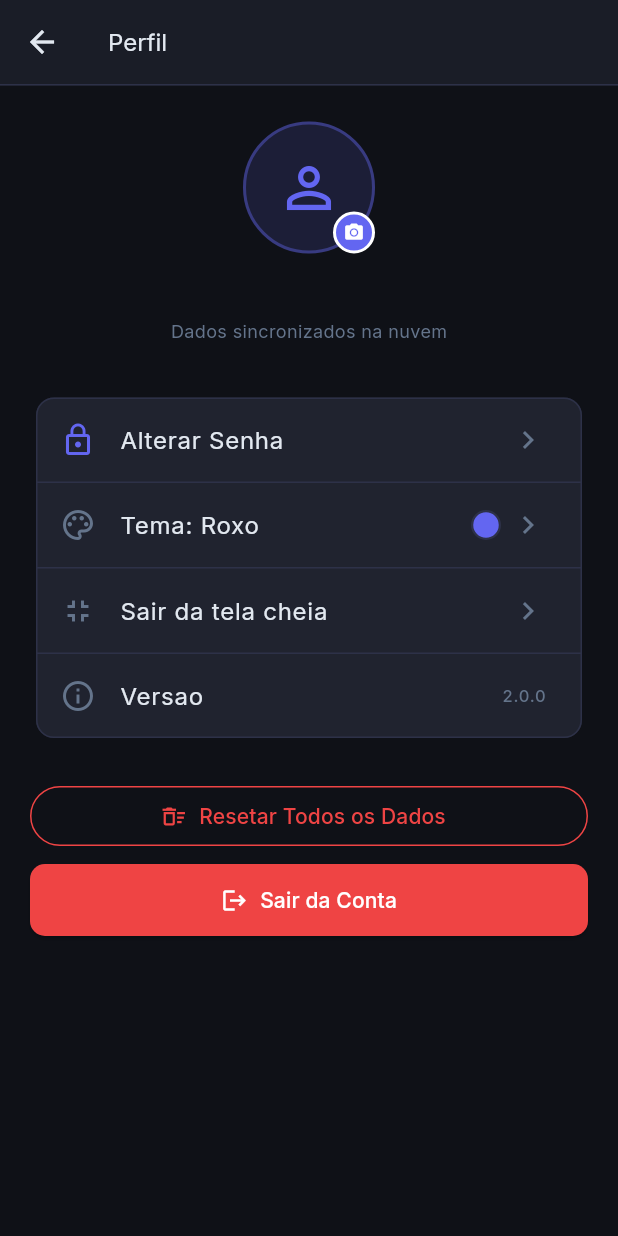
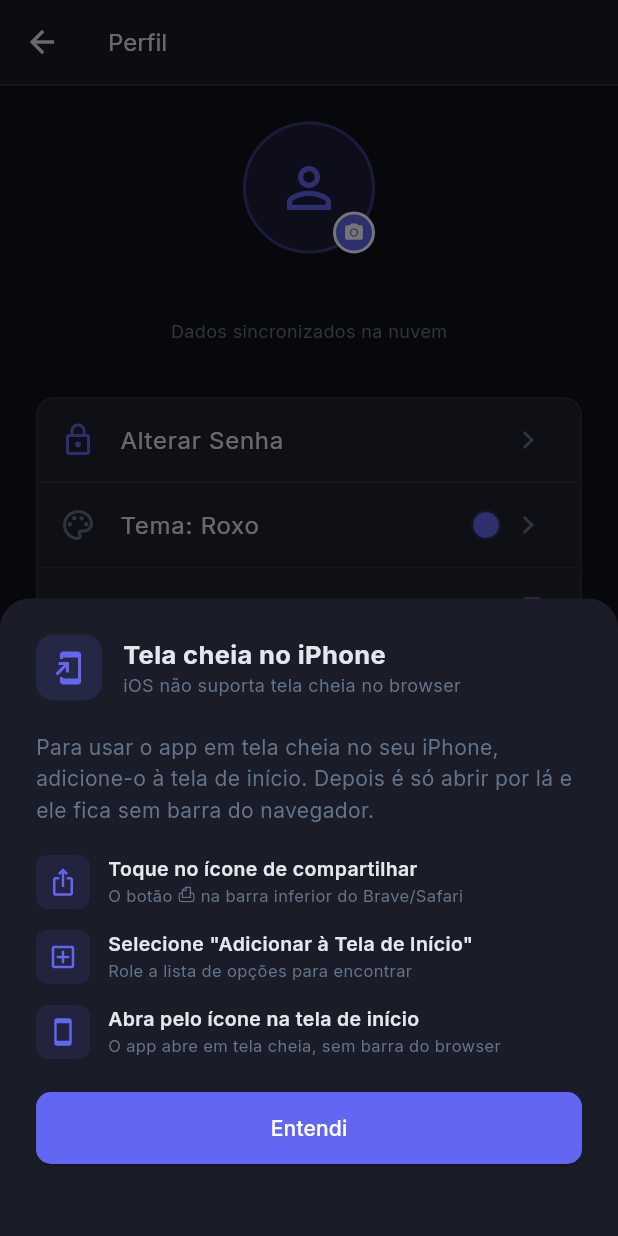
Before and after one commit to adriansodr3/financas-flutter, a Flutter app: the ProfileScreen screen opened directly, after a tap on "Tela cheia", on a phone screen of 412 x 824 dp. Run offline on Flutter 3.47's test engine with Material 3 defaults, Android fonts, the phone set to English and light mode, and no system bars; our stand-ins replace fl_chart, google_fonts, image_picker, shared_preferences, supabase_flutter; missing offline and left inert: dart:html; accounts and stored records are empty; network calls fail.

Commit message:
fix: tela cheia no iOS — detecta suporte e mostra instruções PWA
iOS (Safari/Brave) bloqueia o Fullscreen API do browser por design.
Solução: detectar o iOS, e ao invés de tentar requestFullscreen(),
abrir um bottom sheet com o passo a passo de "Adicionar à Tela de Início"
que deixa o app rodar em modo standalone (sem barra do browser).

- fullscreen_web.dart: isFullscreenSupported detecta iOS via userAgent
- ProfileScreen: ListTile chama _showInstallPwaSheet() no iOS
- _showInstallPwaSheet: 3 passos visuais explicando como instalar PWA
- CI: patch do manifest.json para display=standalone + cores do app

Co-Authored-By: Claude Sonnet 4.6 <noreply@anthropic.com>
Claude-Session: https://claude.ai/code/session_01PErTWW2ZrQy883kmugPatV

```diff
--- a/lib/screens/extra_screens.dart
+++ b/lib/screens/extra_screens.dart
@@ -1292,6 +1292,71 @@ class ProfileScreenState extends State<ProfileScreen> {
     if (ok == true) await _sb.auth.signOut();
   }
 
+  void _showInstallPwaSheet(BuildContext ctx) {
+    showModalBottomSheet(
+      context: ctx,
+      isScrollControlled: true,
+      builder: (_) => Padding(
+        padding: const EdgeInsets.fromLTRB(24, 24, 24, 48),
+        child: Column(
+          mainAxisSize: MainAxisSize.min,
+          crossAxisAlignment: CrossAxisAlignment.start,
+          children: [
+            Row(children: [
+              Container(
+                width: 44, height: 44,
+                decoration: BoxDecoration(
+                  color: kPurple.withOpacity(0.15),
+                  borderRadius: BorderRadius.circular(12),
+                ),
+                child: const Icon(Icons.add_to_home_screen, color: kPurple, size: 24),
+              ),
+              const SizedBox(width: 14),
+              const Expanded(
+                child: Column(crossAxisAlignment: CrossAxisAlignment.start, children: [
+                  Text('Tela cheia no iPhone',
+                      style: TextStyle(fontSize: 17, fontWeight: FontWeight.w700)),
+                  Text('iOS não suporta tela cheia no browser',
+                      style: TextStyle(fontSize: 12, color: kMuted)),
+                ]),
+              ),
+            ]),
+            const SizedBox(height: 20),
+            const Text(
+              'Para usar o app em tela cheia no seu iPhone, adicione-o à tela de início. '
+              'Depois é só abrir por lá e ele fica sem barra do navegador.',
+              style: TextStyle(fontSize: 14, color: kMuted, height: 1.5),
+            ),
+            const SizedBox(height: 20),
+            _PwaStep(
+              icon: Icons.ios_share_outlined,
+              text: 'Toque no ícone de compartilhar',
+              sub: 'O botão ⎙ na barra inferior do Brave/Safari',
+            ),
+            _PwaStep(
+              icon: Icons.add_box_outlined,
+              text: 'Selecione "Adicionar à Tela de Início"',
+              sub: 'Role a lista de opções para encontrar',
+            ),
+            _PwaStep(
+              icon: Icons.smartphone_outlined,
+              text: 'Abra pelo ícone na tela de início',
+              sub: 'O app abre em tela cheia, sem barra do browser',
+            ),
+            const SizedBox(height: 8),
+            SizedBox(
+              width: double.infinity,
+              child: ElevatedButton(
+                onPressed: () => Navigator.pop(ctx),
+                child: const Text('Entendi'),
+              ),
+            ),
+          ],
+        ),
+      ),
+    );
+  }
+
   void _showThemePicker(BuildContext ctx) {
     showModalBottomSheet(
       context: ctx,
@@ -1534,8 +1599,12 @@ class ProfileScreenState extends State<ProfileScreen> {
             color: kMuted,
           ),
           title: Text(_isFullscreen ? 'Sair da tela cheia' : 'Tela cheia'),
-          trailing: const Icon(Icons.chevron_right, color: kMuted),
-          onTap: () { toggleFullscreen(); setState(() => _isFullscreen = !_isFullscreen); },
+          trailing: isFullscreenSupported
+              ? const Icon(Icons.chevron_right, color: kMuted)
+              : const Icon(Icons.add_to_home_screen, color: kMuted, size: 20),
+          onTap: isFullscreenSupported
+              ? () { toggleFullscreen(); setState(() => _isFullscreen = !_isFullscreen); }
+              : () => _showInstallPwaSheet(context),
         ),
         const Divider(height: 1, color: kBorder),
         ListTile(
@@ -1680,3 +1749,41 @@ class ProfileScreenState extends State<ProfileScreen> {
     }
   }
 }
+
+// ── Widget auxiliar: passo de instrução PWA ───────────────
+class _PwaStep extends StatelessWidget {
+  final IconData icon;
+  final String text;
+  final String sub;
+  const _PwaStep({required this.icon, required this.text, required this.sub});
+
+  @override
+  Widget build(BuildContext context) {
+    return Padding(
+      padding: const EdgeInsets.only(bottom: 14),
+      child: Row(
+        crossAxisAlignment: CrossAxisAlignment.start,
+        children: [
+          Container(
+            width: 36, height: 36,
+            decoration: BoxDecoration(
+              color: kPurple.withOpacity(0.1),
+              borderRadius: BorderRadius.circular(8),
+            ),
+            child: Icon(icon, color: kPurple, size: 20),
+          ),
+          const SizedBox(width: 12),
+          Expanded(
+            child: Column(
+              crossAxisAlignment: CrossAxisAlignment.start,
+              children: [
+                Text(text, style: const TextStyle(fontSize: 13, fontWeight: FontWeight.w600)),
+                Text(sub, style: const TextStyle(fontSize: 11, color: kMuted)),
+              ],
+            ),
+          ),
+        ],
+      ),
+    );
+  }
+}
--- a/lib/utils/fullscreen_stub.dart
+++ b/lib/utils/fullscreen_stub.dart
@@ -1,4 +1,5 @@
 // Stub para compilação nativa (Android/iOS)
 bool get isFullscreen => false;
+bool get isFullscreenSupported => false;
 void toggleFullscreen() {}
 Stream<bool> get onFullscreenChange => const Stream.empty();
--- a/lib/utils/fullscreen_web.dart
+++ b/lib/utils/fullscreen_web.dart
@@ -3,7 +3,20 @@ import 'dart:html' as html;
 
 bool get isFullscreen => html.document.fullscreenElement != null;
 
+/// false em iOS Safari/Brave — o Fullscreen API não é suportado no iOS
+bool get isFullscreenSupported {
+  final ua = html.window.navigator.userAgent.toLowerCase();
+  final isIos = ua.contains('iphone') ||
+      ua.contains('ipad') ||
+      ua.contains('ipod') ||
+      (ua.contains('mac') && html.window.navigator.maxTouchPoints > 0);
+  if (isIos) return false;
+  // Verifica se a API existe no document
+  return html.document.documentElement?.requestFullscreen != null;
+}
+
 void toggleFullscreen() {
+  if (!isFullscreenSupported) return;
   if (isFullscreen) {
     html.document.exitFullscreen();
   } else {
```
Also changed, not shown: 1 other file.
